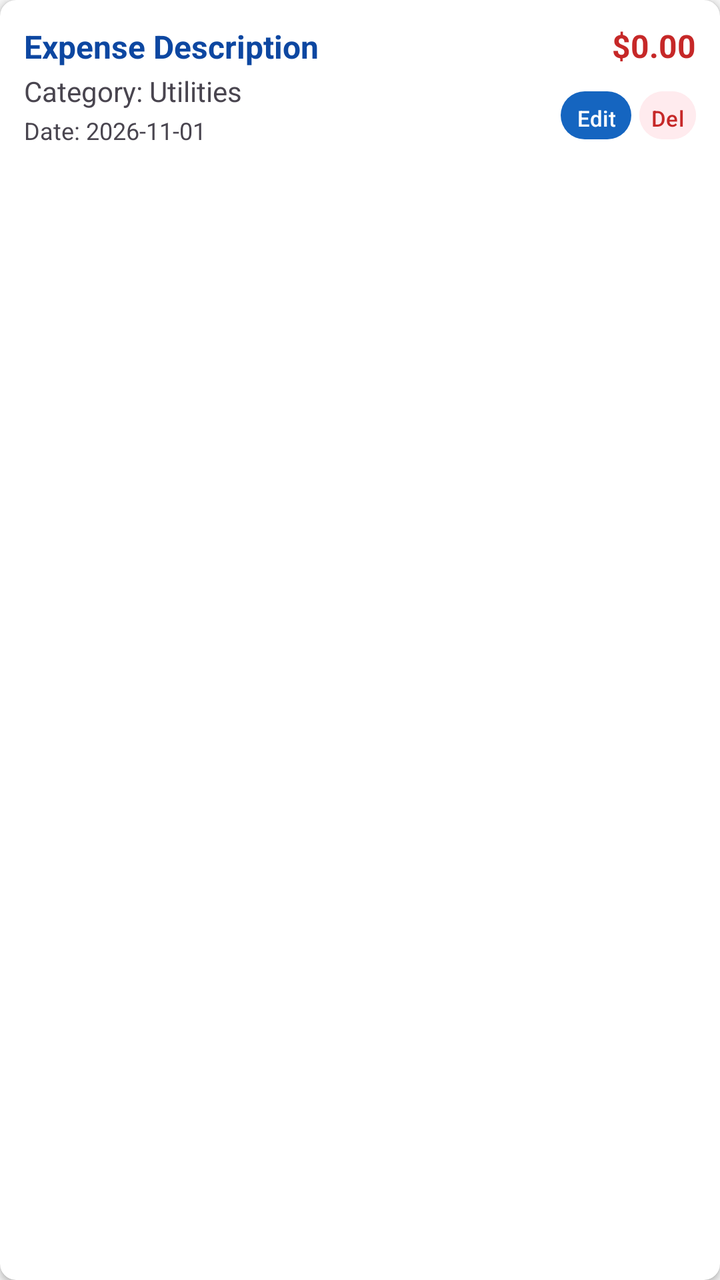
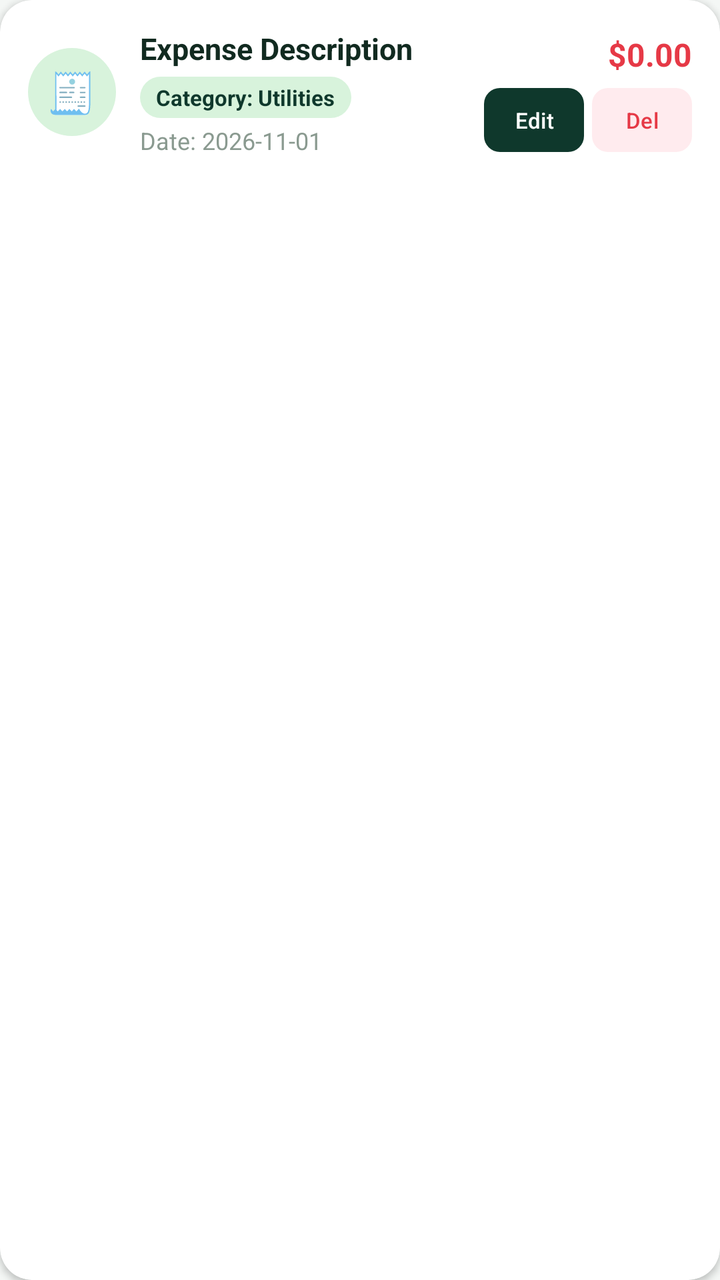

Compare the two renders of this Android layout. The source of the first and the diff that turns it into the second are given below.
<!-- AndroidManifest.xml: application theme Theme.SmartShopManager -->
<!-- res/layout/item_expense.xml -->
<?xml version="1.0" encoding="utf-8"?>
<androidx.cardview.widget.CardView xmlns:android="http://schemas.android.com/apk/res/android"
    xmlns:app="http://schemas.android.com/apk/res-auto"
    android:layout_width="match_parent"
    android:layout_height="wrap_content"
    android:layout_marginHorizontal="8dp"
    android:layout_marginVertical="4dp"
    app:cardCornerRadius="8dp"
    app:cardElevation="2dp">

    <LinearLayout
        android:layout_width="match_parent"
        android:layout_height="wrap_content"
        android:orientation="horizontal"
        android:padding="12dp"
        android:gravity="center_vertical">

        <LinearLayout
            android:layout_width="0dp"
            android:layout_height="wrap_content"
            android:layout_weight="1"
            android:orientation="vertical">

            <TextView
                android:id="@+id/tvExpenseDesc"
                android:layout_width="match_parent"
                android:layout_height="wrap_content"
                android:text="Expense Description"
                android:textColor="@color/primary_dark"
                android:textSize="16sp"
                android:textStyle="bold" />

            <TextView
                android:id="@+id/tvExpenseCategory"
                android:layout_width="match_parent"
                android:layout_height="wrap_content"
                android:text="Category: Utilities"
                android:textSize="14sp"
                android:layout_marginTop="2dp" />

            <TextView
                android:id="@+id/tvExpenseDate"
                android:layout_width="match_parent"
                android:layout_height="wrap_content"
                android:text="Date: 2026-11-01"
                android:textSize="12sp"
                android:layout_marginTop="2dp" />

        </LinearLayout>

        <LinearLayout
            android:layout_width="wrap_content"
            android:layout_height="wrap_content"
            android:orientation="vertical"
            android:gravity="end">

            <TextView
                android:id="@+id/tvExpenseAmount"
                android:layout_width="wrap_content"
                android:layout_height="wrap_content"
                android:text="$0.00"
                android:textColor="@color/error"
                android:textSize="16sp"
                android:textStyle="bold"
                android:layout_marginBottom="8dp" />

            <LinearLayout
                android:layout_width="wrap_content"
                android:layout_height="wrap_content"
                android:orientation="horizontal">

                <Button
                    android:id="@+id/btnEditExpense"
                    android:layout_width="wrap_content"
                    android:layout_height="32dp"
                    android:text="Edit"
                    android:textSize="11sp"
                    android:minHeight="0dp"
                    android:minWidth="0dp"
                    android:paddingHorizontal="8dp" />

                <Button
                    android:id="@+id/btnDeleteExpense"
                    android:layout_width="wrap_content"
                    android:layout_height="32dp"
                    android:text="Del"
                    android:textSize="11sp"
                    android:textColor="@color/error"
                    android:backgroundTint="#FFEBEE"
                    android:minHeight="0dp"
                    android:minWidth="0dp"
                    android:paddingHorizontal="6dp"
                    android:layout_marginStart="4dp" />
            </LinearLayout>

        </LinearLayout>

    </LinearLayout>

</androidx.cardview.widget.CardView>
<!-- resources referenced by this layout -->
<resources>
  <color name="error">#C62828</color>
  <color name="primary_dark">#0D47A1</color>
  <style name="Theme.SmartShopManager" parent="Theme.Material3.DayNight.NoActionBar">
          <item name="colorPrimary">@color/primary</item>
          <item name="colorPrimaryDark">@color/primary_dark</item>
          <item name="colorSecondary">@color/accent</item>
          <item name="android:windowBackground">@color/background</item>
      </style>
  <color name="primary">#1565C0</color>
  <color name="accent">#FF6F00</color>
  <color name="background">#F5F5F5</color>
</resources>

<!-- the commit's change to res/layout/item_expense.xml (unified diff, before → after) -->
@@ -3,17 +3,32 @@
     xmlns:app="http://schemas.android.com/apk/res-auto"
     android:layout_width="match_parent"
     android:layout_height="wrap_content"
-    android:layout_marginHorizontal="8dp"
-    android:layout_marginVertical="4dp"
-    app:cardCornerRadius="8dp"
+    android:layout_marginHorizontal="2dp"
+    android:layout_marginVertical="6dp"
+    app:cardBackgroundColor="@color/card_background"
+    app:cardCornerRadius="16dp"
     app:cardElevation="2dp">
 
     <LinearLayout
         android:layout_width="match_parent"
         android:layout_height="wrap_content"
+        android:gravity="center_vertical"
         android:orientation="horizontal"
-        android:padding="12dp"
-        android:gravity="center_vertical">
+        android:padding="14dp">
+
+        <FrameLayout
+            android:layout_width="44dp"
+            android:layout_height="44dp"
+            android:layout_marginEnd="12dp"
+            android:background="@drawable/avatar_badge_bg">
+
+            <TextView
+                android:layout_width="wrap_content"
+                android:layout_height="wrap_content"
+                android:layout_gravity="center"
+                android:text="🧾"
+                android:textSize="20sp" />
+        </FrameLayout>
 
         <LinearLayout
             android:layout_width="0dp"
@@ -26,71 +41,85 @@
                 android:layout_width="match_parent"
                 android:layout_height="wrap_content"
                 android:text="Expense Description"
-                android:textColor="@color/primary_dark"
-                android:textSize="16sp"
+                android:textColor="@color/text_primary"
+                android:textSize="15sp"
                 android:textStyle="bold" />
 
             <TextView
                 android:id="@+id/tvExpenseCategory"
-                android:layout_width="match_parent"
+                android:layout_width="wrap_content"
                 android:layout_height="wrap_content"
+                android:layout_marginTop="4dp"
+                android:background="@drawable/chip_bg"
+                android:paddingHorizontal="8dp"
+                android:paddingVertical="3dp"
                 android:text="Category: Utilities"
-                android:textSize="14sp"
-                android:layout_marginTop="2dp" />
+                android:textColor="@color/primary"
+                android:textSize="11sp"
+                android:textStyle="bold" />
 
             <TextView
                 android:id="@+id/tvExpenseDate"
                 android:layout_width="match_parent"
                 android:layout_height="wrap_content"
+                android:layout_marginTop="3dp"
                 android:text="Date: 2026-11-01"
-                android:textSize="12sp"
-                android:layout_marginTop="2dp" />
+                android:textColor="@color/text_muted"
+                android:textSize="12sp" />
 
         </LinearLayout>
 
         <LinearLayout
             android:layout_width="wrap_content"
             android:layout_height="wrap_content"
-            android:orientation="vertical"
-            android:gravity="end">
+            android:layout_marginStart="8dp"
+            android:gravity="end"
+            android:orientation="vertical">
 
             <TextView
                 android:id="@+id/tvExpenseAmount"
                 android:layout_width="wrap_content"
                 android:layout_height="wrap_content"
+                android:layout_marginBottom="6dp"
                 android:text="$0.00"
                 android:textColor="@color/error"
                 android:textSize="16sp"
-                android:textStyle="bold"
-                android:layout_marginBottom="8dp" />
+                android:textStyle="bold" />
 
             <LinearLayout
                 android:layout_width="wrap_content"
                 android:layout_height="wrap_content"
                 android:orientation="horizontal">
 
-                <Button
+                <com.google.android.material.button.MaterialButton
                     android:id="@+id/btnEditExpense"
                     android:layout_width="wrap_content"
                     android:layout_height="32dp"
+                    android:insetTop="0dp"
+                    android:insetBottom="0dp"
+                    android:minWidth="50dp"
+                    android:minHeight="0dp"
+                    android:paddingHorizontal="8dp"
                     android:text="Edit"
                     android:textSize="11sp"
-                    android:minHeight="0dp"
-                    android:minWidth="0dp"
-                    android:paddingHorizontal="8dp" />
+                    app:backgroundTint="@color/primary"
+                    app:cornerRadius="8dp" />
 
-                <Button
+                <com.google.android.material.button.MaterialButton
                     android:id="@+id/btnDeleteExpense"
                     android:layout_width="wrap_content"
                     android:layout_height="32dp"
+                    android:layout_marginStart="4dp"
+                    android:insetTop="0dp"
+                    android:insetBottom="0dp"
+                    android:minWidth="50dp"
+                    android:minHeight="0dp"
+                    android:paddingHorizontal="6dp"
                     android:text="Del"
+                    android:textColor="@color/error"
                     android:textSize="11sp"
-                    android:textColor="@color/error"
-                    android:backgroundTint="#FFEBEE"
-                    android:minHeight="0dp"
-                    android:minWidth="0dp"
-                    android:paddingHorizontal="6dp"
-                    android:layout_marginStart="4dp" />
+                    app:backgroundTint="@color/error_tint"
+                    app:cornerRadius="8dp" />
             </LinearLayout>
 
         </LinearLayout>
<!-- resource entries referenced after the edit -->
@@ -1,15 +1,52 @@
 <!-- resources referenced by this layout -->
 <resources>
-  <color name="error">#C62828</color>
-  <color name="primary_dark">#0D47A1</color>
+  <color name="card_background">#FFFFFF</color>
+  <color name="error">#E63946</color>
+  <color name="error_tint">#FFEBEE</color>
+  <color name="primary_dark">#08271E</color>
   <style name="Theme.SmartShopManager" parent="Theme.Material3.DayNight.NoActionBar">
           <item name="colorPrimary">@color/primary</item>
           <item name="colorPrimaryDark">@color/primary_dark</item>
           <item name="colorSecondary">@color/accent</item>
           <item name="android:windowBackground">@color/background</item>
+          <item name="colorSurface">@color/card_background</item>
+  
+          
+          <item name="alertDialogTheme">@style/RoundedAlertDialogTheme</item>
+          <item name="materialAlertDialogTheme">@style/RoundedAlertDialogTheme</item>
       </style>
-  <color name="primary">#1565C0</color>
-  <color name="accent">#FF6F00</color>
-  <color name="background">#F5F5F5</color>
+  <color name="mint_badge">#D8F3DC</color>
+  <color name="primary">#0F382C</color>
+  <color name="text_muted">#8A9A90</color>
+  <color name="text_primary">#112A20</color>
+  <!-- drawable avatar_badge_bg (drawable) -->
+  <?xml version="1.0" encoding="utf-8"?>
+  <shape xmlns:android="http://schemas.android.com/apk/res/android"
+      android:shape="oval">
+      <solid android:color="@color/mint_badge" />
+  </shape>
+  <!-- drawable chip_bg (drawable) -->
+  <?xml version="1.0" encoding="utf-8"?>
+  <shape xmlns:android="http://schemas.android.com/apk/res/android"
+      android:shape="rectangle">
+      <solid android:color="@color/mint_badge" />
+      <corners android:radius="16dp" />
+  </shape>
+  <color name="accent">#40916C</color>
+  <color name="background">#F4F7F5</color>
+  <style name="RoundedAlertDialogTheme" parent="ThemeOverlay.Material3.MaterialAlertDialog">
+          <item name="shapeAppearanceOverlay">@style/ShapeAppearance.App.MediumComponent</item>
+          <item name="android:background">@drawable/dialog_bg</item>
+      </style>
+  <style name="ShapeAppearance.App.MediumComponent" parent="ShapeAppearance.Material3.MediumComponent">
+          <item name="cornerSize">20dp</item>
+      </style>
+  <!-- drawable dialog_bg (drawable) -->
+  <?xml version="1.0" encoding="utf-8"?>
+  <shape xmlns:android="http://schemas.android.com/apk/res/android"
+      android:shape="rectangle">
+      <solid android:color="@color/card_background" />
+      <corners android:radius="20dp" />
+  </shape>
 </resources>
 
